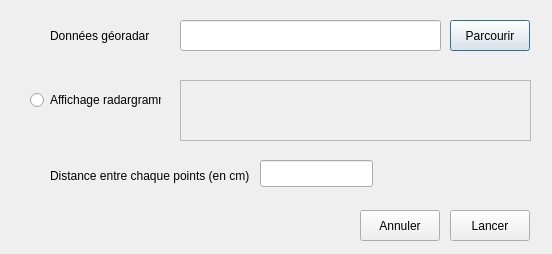
Old version of the form UI_tellus_processing_dialog_base.ui in the repository RonanTellus/TellusPlugin.
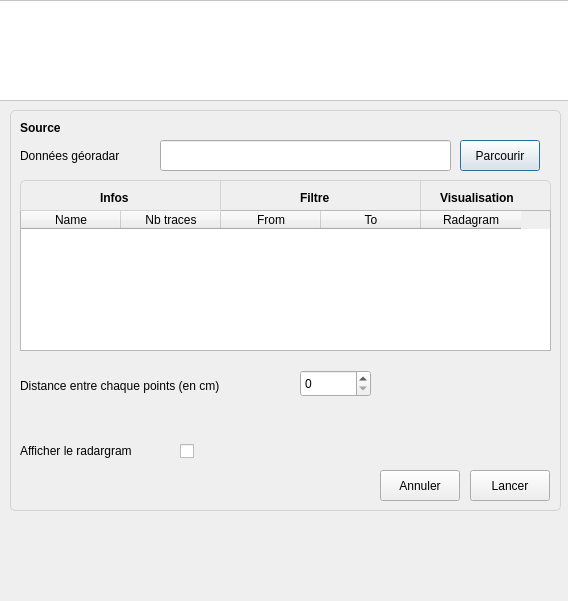
New version of the form. Icons and pictures are not drawn.

Commit message: Big commit (new look, multi import, filtre, radargram)

```diff
--- a/UI_tellus_processing_dialog_base.ui
+++ b/UI_tellus_processing_dialog_base.ui
@@ -6,8 +6,8 @@
    <rect>
     <x>0</x>
     <y>0</y>
-    <width>552</width>
-    <height>254</height>
+    <width>568</width>
+    <height>601</height>
    </rect>
   </property>
   <property name="windowTitle">
@@ -16,59 +16,184 @@
   <widget class="QWidget" name="traces" native="true">
    <property name="geometry">
     <rect>
-     <x>20</x>
-     <y>80</y>
-     <width>511</width>
-     <height>61</height>
+     <x>10</x>
+     <y>180</y>
+     <width>551</width>
+     <height>171</height>
     </rect>
    </property>
-   <widget class="QRadioButton" name="radBtnRadargramme">
-    <property name="enabled">
+   <widget class="QLabel" name="lblFiltre">
+    <property name="geometry">
+     <rect>
+      <x>290</x>
+      <y>10</y>
+      <width>41</width>
+      <height>17</height>
+     </rect>
+    </property>
+    <property name="text">
+     <string>&lt;html&gt;&lt;head/&gt;&lt;body&gt;&lt;p&gt;&lt;span style=&quot; font-weight:600;&quot;&gt;Filtre&lt;/span&gt;&lt;/p&gt;&lt;/body&gt;&lt;/html&gt;</string>
+    </property>
+   </widget>
+   <widget class="QTableWidget" name="tableWidget">
+    <property name="geometry">
+     <rect>
+      <x>10</x>
+      <y>30</y>
+      <width>531</width>
+      <height>141</height>
+     </rect>
+    </property>
+    <property name="alternatingRowColors">
      <bool>true</bool>
     </property>
+    <column>
+     <property name="text">
+      <string>Name</string>
+     </property>
+     <property name="textAlignment">
+      <set>AlignHCenter|AlignVCenter|AlignCenter</set>
+     </property>
+    </column>
+    <column>
+     <property name="text">
+      <string>Nb traces</string>
+     </property>
+     <property name="textAlignment">
+      <set>AlignHCenter|AlignVCenter|AlignCenter</set>
+     </property>
+    </column>
+    <column>
+     <property name="text">
+      <string>From</string>
+     </property>
+     <property name="textAlignment">
+      <set>AlignHCenter|AlignVCenter|AlignCenter</set>
+     </property>
+    </column>
+    <column>
+     <property name="text">
+      <string>To</string>
+     </property>
+     <property name="textAlignment">
+      <set>AlignHCenter|AlignVCenter|AlignCenter</set>
+     </property>
+    </column>
+    <column>
+     <property name="text">
+      <string>Radagram</string>
+     </property>
+     <property name="textAlignment">
+      <set>AlignHCenter|AlignVCenter|AlignCenter</set>
+     </property>
+    </column>
+   </widget>
+   <widget class="QLabel" name="lblVisualisation">
     <property name="geometry">
      <rect>
-      <x>10</x>
+      <x>430</x>
       <y>10</y>
+      <width>101</width>
+      <height>17</height>
+     </rect>
+    </property>
+    <property name="text">
+     <string>&lt;html&gt;&lt;head/&gt;&lt;body&gt;&lt;p&gt;&lt;span style=&quot; font-weight:600;&quot;&gt;Visualisation&lt;/span&gt;&lt;/p&gt;&lt;/body&gt;&lt;/html&gt;</string>
+    </property>
+   </widget>
+   <widget class="QFrame" name="frame2">
+    <property name="geometry">
+     <rect>
+      <x>210</x>
+      <y>0</y>
+      <width>201</width>
+      <height>31</height>
+     </rect>
+    </property>
+    <property name="styleSheet">
+     <string notr="true">border:1px solid lightgrey;</string>
+    </property>
+    <property name="frameShape">
+     <enum>QFrame::StyledPanel</enum>
+    </property>
+    <property name="frameShadow">
+     <enum>QFrame::Raised</enum>
+    </property>
+   </widget>
+   <widget class="QFrame" name="frame3">
+    <property name="geometry">
+     <rect>
+      <x>410</x>
+      <y>0</y>
       <width>131</width>
-      <height>20</height>
+      <height>31</height>
+     </rect>
+    </property>
+    <property name="styleSheet">
+     <string notr="true">border:1px solid lightgrey;border-top-right-radius: 5px;</string>
+    </property>
+    <property name="frameShape">
+     <enum>QFrame::StyledPanel</enum>
+    </property>
+    <property name="frameShadow">
+     <enum>QFrame::Raised</enum>
+    </property>
+   </widget>
+   <widget class="QLabel" name="lblInfos">
+    <property name="geometry">
+     <rect>
+      <x>90</x>
+      <y>10</y>
+      <width>41</width>
+      <height>17</height>
      </rect>
     </property>
     <property name="text">
-     <string>Affichage radargramme</string>
+     <string>&lt;html&gt;&lt;head/&gt;&lt;body&gt;&lt;p&gt;&lt;span style=&quot; font-weight:600;&quot;&gt;Infos&lt;/span&gt;&lt;/p&gt;&lt;/body&gt;&lt;/html&gt;</string>
     </property>
    </widget>
-   <widget class="QListWidget" name="listWidget">
-    <property name="enabled">
-     <bool>false</bool>
-    </property>
+   <widget class="QFrame" name="frame1">
     <property name="geometry">
      <rect>
-      <x>160</x>
+      <x>10</x>
       <y>0</y>
-      <width>351</width>
-      <height>61</height>
+      <width>201</width>
+      <height>31</height>
      </rect>
     </property>
-    <property name="selectionMode">
-     <enum>QAbstractItemView::MultiSelection</enum>
+    <property name="styleSheet">
+     <string notr="true">border:1px solid lightgrey;border-top-left-radius: 5px;</string>
+    </property>
+    <property name="frameShape">
+     <enum>QFrame::StyledPanel</enum>
+    </property>
+    <property name="frameShadow">
+     <enum>QFrame::Raised</enum>
     </property>
    </widget>
+   <zorder>frame3</zorder>
+   <zorder>frame2</zorder>
+   <zorder>lblFiltre</zorder>
+   <zorder>tableWidget</zorder>
+   <zorder>lblVisualisation</zorder>
+   <zorder>lblVisualisation</zorder>
+   <zorder>lblInfos</zorder>
+   <zorder>frame1</zorder>
   </widget>
   <widget class="QWidget" name="source" native="true">
    <property name="geometry">
     <rect>
-     <x>20</x>
-     <y>20</y>
-     <width>511</width>
+     <x>10</x>
+     <y>110</y>
+     <width>551</width>
      <height>61</height>
     </rect>
    </property>
    <widget class="QPushButton" name="parcourirBtn">
     <property name="geometry">
      <rect>
-      <x>430</x>
-      <y>0</y>
+      <x>450</x>
+      <y>30</y>
       <width>80</width>
       <height>31</height>
      </rect>
@@ -80,8 +205,8 @@
    <widget class="QLabel" name="lblDG">
     <property name="geometry">
      <rect>
-      <x>30</x>
-      <y>0</y>
+      <x>10</x>
+      <y>30</y>
       <width>131</width>
       <height>31</height>
      </rect>
@@ -93,19 +218,37 @@
    <widget class="QLineEdit" name="pathLineEdit">
     <property name="geometry">
      <rect>
-      <x>160</x>
-      <y>0</y>
-      <width>261</width>
+      <x>150</x>
+      <y>30</y>
+      <width>291</width>
       <height>31</height>
      </rect>
     </property>
    </widget>
+   <widget class="QLabel" name="lblSource">
+    <property name="geometry">
+     <rect>
+      <x>10</x>
+      <y>10</y>
+      <width>71</width>
+      <height>17</height>
+     </rect>
+    </property>
+    <property name="text">
+     <string>&lt;html&gt;&lt;head/&gt;&lt;body&gt;&lt;p&gt;&lt;span style=&quot; font-weight:600;&quot;&gt;Source&lt;/span&gt;&lt;/p&gt;&lt;/body&gt;&lt;/html&gt;</string>
+    </property>
+   </widget>
+   <zorder>parcourirBtn</zorder>
+   <zorder>lblDG</zorder>
+   <zorder>pathLineEdit</zorder>
+   <zorder>lblSource</zorder>
+   <zorder>frame</zorder>
   </widget>
   <widget class="QPushButton" name="buttonLancer">
    <property name="geometry">
     <rect>
-     <x>450</x>
-     <y>210</y>
+     <x>470</x>
+     <y>470</y>
      <width>80</width>
      <height>31</height>
     </rect>
@@ -117,8 +260,8 @@
   <widget class="QPushButton" name="buttonAnnuler">
    <property name="geometry">
     <rect>
-     <x>360</x>
-     <y>210</y>
+     <x>380</x>
+     <y>470</y>
      <width>80</width>
      <height>31</height>
     </rect>
@@ -130,18 +273,18 @@
   <widget class="QWidget" name="distance" native="true">
    <property name="geometry">
     <rect>
-     <x>20</x>
-     <y>150</y>
-     <width>511</width>
+     <x>10</x>
+     <y>350</y>
+     <width>541</width>
      <height>51</height>
     </rect>
    </property>
    <widget class="QLabel" name="lblDistance">
     <property name="geometry">
      <rect>
-      <x>30</x>
-      <y>10</y>
-      <width>221</width>
+      <x>10</x>
+      <y>20</y>
+      <width>261</width>
       <height>31</height>
      </rect>
     </property>
@@ -149,22 +292,153 @@
      <string>Distance entre chaque points (en cm)</string>
     </property>
    </widget>
-   <widget class="QLineEdit" name="sbParamDistance">
+   <widget class="QSpinBox" name="sbParamDistance">
     <property name="geometry">
      <rect>
-      <x>240</x>
-      <y>10</y>
-      <width>113</width>
+      <x>290</x>
+      <y>20</y>
+      <width>71</width>
       <height>27</height>
      </rect>
     </property>
+    <property name="maximum">
+     <number>100000000</number>
+    </property>
    </widget>
   </widget>
-  <zorder>distance</zorder>
-  <zorder>source</zorder>
+  <widget class="QWidget" name="visualisation" native="true">
+   <property name="geometry">
+    <rect>
+     <x>10</x>
+     <y>410</y>
+     <width>541</width>
+     <height>51</height>
+    </rect>
+   </property>
+   <widget class="QLabel" name="lblRadagram">
+    <property name="geometry">
+     <rect>
+      <x>10</x>
+      <y>30</y>
+      <width>151</width>
+      <height>21</height>
+     </rect>
+    </property>
+    <property name="text">
+     <string>Afficher le radargram</string>
+    </property>
+   </widget>
+   <widget class="QCheckBox" name="checkBoxRadagram">
+    <property name="geometry">
+     <rect>
+      <x>170</x>
+      <y>30</y>
+      <width>21</width>
+      <height>22</height>
+     </rect>
+    </property>
+    <property name="text">
+     <string/>
+    </property>
+    <property name="checked">
+     <bool>false</bool>
+    </property>
+   </widget>
+  </widget>
+  <widget class="QLabel" name="label">
+   <property name="geometry">
+    <rect>
+     <x>27</x>
+     <y>530</y>
+     <width>230</width>
+     <height>64</height>
+    </rect>
+   </property>
+   <property name="text">
+    <string>&lt;html&gt;&lt;head/&gt;&lt;body&gt;&lt;p&gt;&lt;img src=&quot;:/plugins/TellusProcessing/istic.png&quot;/&gt;&lt;/p&gt;&lt;/body&gt;&lt;/html&gt;</string>
+   </property>
+   <property name="textFormat">
+    <enum>Qt::RichText</enum>
+   </property>
+  </widget>
+  <widget class="QLabel" name="label_2">
+   <property name="geometry">
+    <rect>
+     <x>360</x>
+     <y>530</y>
+     <width>185</width>
+     <height>64</height>
+    </rect>
+   </property>
+   <property name="text">
+    <string>&lt;html&gt;&lt;head/&gt;&lt;body&gt;&lt;p&gt;&lt;img src=&quot;:/plugins/TellusProcessing/rennes1.png&quot;/&gt;&lt;/p&gt;&lt;/body&gt;&lt;/html&gt;</string>
+   </property>
+  </widget>
+  <widget class="QLabel" name="label_3">
+   <property name="geometry">
+    <rect>
+     <x>150</x>
+     <y>10</y>
+     <width>278</width>
+     <height>86</height>
+    </rect>
+   </property>
+   <property name="text">
+    <string>&lt;html&gt;&lt;head/&gt;&lt;body&gt;&lt;p&gt;&lt;img src=&quot;:/plugins/TellusProcessing/tellus.png&quot;/&gt;&lt;/p&gt;&lt;/body&gt;&lt;/html&gt;</string>
+   </property>
+   <property name="textFormat">
+    <enum>Qt::RichText</enum>
+   </property>
+  </widget>
+  <widget class="QFrame" name="frame">
+   <property name="geometry">
+    <rect>
+     <x>10</x>
+     <y>110</y>
+     <width>551</width>
+     <height>401</height>
+    </rect>
+   </property>
+   <property name="styleSheet">
+    <string notr="true">border:1px solid lightgrey;border-radius: 5px;</string>
+   </property>
+   <property name="frameShape">
+    <enum>QFrame::StyledPanel</enum>
+   </property>
+   <property name="frameShadow">
+    <enum>QFrame::Raised</enum>
+   </property>
+  </widget>
+  <widget class="QFrame" name="frameHeader">
+   <property name="geometry">
+    <rect>
+     <x>-10</x>
+     <y>0</y>
+     <width>581</width>
+     <height>101</height>
+    </rect>
+   </property>
+   <property name="styleSheet">
+    <string notr="true">background-color: rgb(255, 255, 255);</string>
+   </property>
+   <property name="frameShape">
+    <enum>QFrame::StyledPanel</enum>
+   </property>
+   <property name="frameShadow">
+    <enum>QFrame::Raised</enum>
+   </property>
+  </widget>
+  <zorder>frameHeader</zorder>
+  <zorder>frame</zorder>
   <zorder>traces</zorder>
+  <zorder>source</zorder>
   <zorder>buttonLancer</zorder>
   <zorder>buttonAnnuler</zorder>
+  <zorder>distance</zorder>
+  <zorder>visualisation</zorder>
+  <zorder>label</zorder>
+  <zorder>label_2</zorder>
+  <zorder>label_3</zorder>
  </widget>
  <resources/>
  <connections/>
```
Left out of the diff: 4 changed lines with no effect on the pictures. The commit also changes 8 other files.
